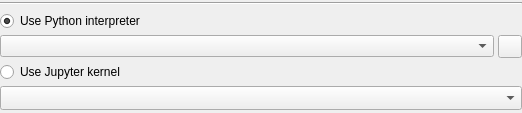
The window that spine_items/tool/ui/python_tool_options.ui (spine-tools/spine-items) describes before a commit, drawn with Qt 5.
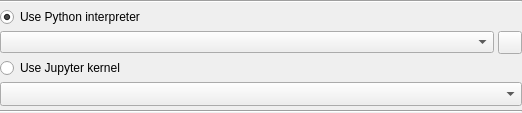
The same window after the commit. Icons and pictures are not drawn.

Commit message: Move executable tool type execution settings ('cmd' and 'shell') to Tool Properties

Patch:
```diff
--- a/spine_items/tool/ui/python_tool_options.ui
+++ b/spine_items/tool/ui/python_tool_options.ui
@@ -96,14 +96,6 @@
       </widget>
      </item>
      <item>
-      <layout class="QHBoxLayout" name="horizontalLayout">
-       <property name="spacing">
-        <number>4</number>
-       </property>
-       <property name="leftMargin">
-        <number>0</number>
-       </property>
-       <item>
         <widget class="QComboBox" name="comboBox_kernel_specs">
          <property name="sizePolicy">
           <sizepolicy hsizetype="Expanding" vsizetype="Fixed">
@@ -130,7 +122,12 @@
        </item>
       </layout>
      </item>
-    </layout>
+   <item>
+    <widget class="Line" name="line">
+     <property name="orientation">
+      <enum>Qt::Orientation::Horizontal</enum>
+     </property>
+    </widget>
    </item>
   </layout>
  </widget>
```
Lines whose indentation alone changed are shown as unchanged. The commit also changes 12 other files.
